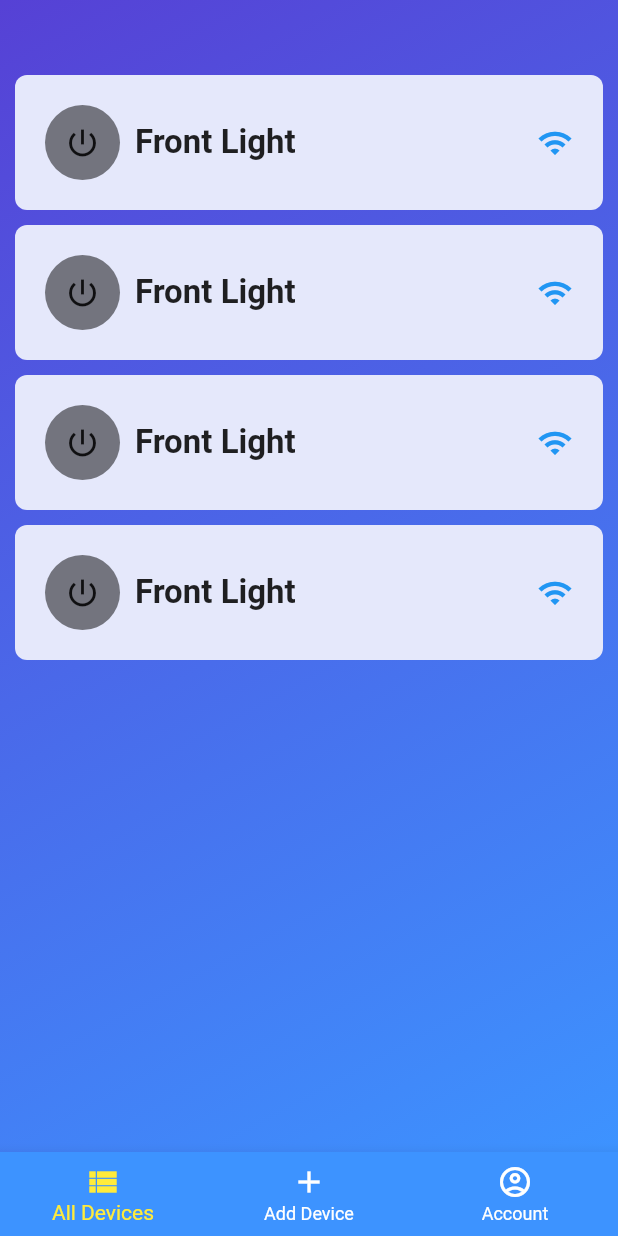
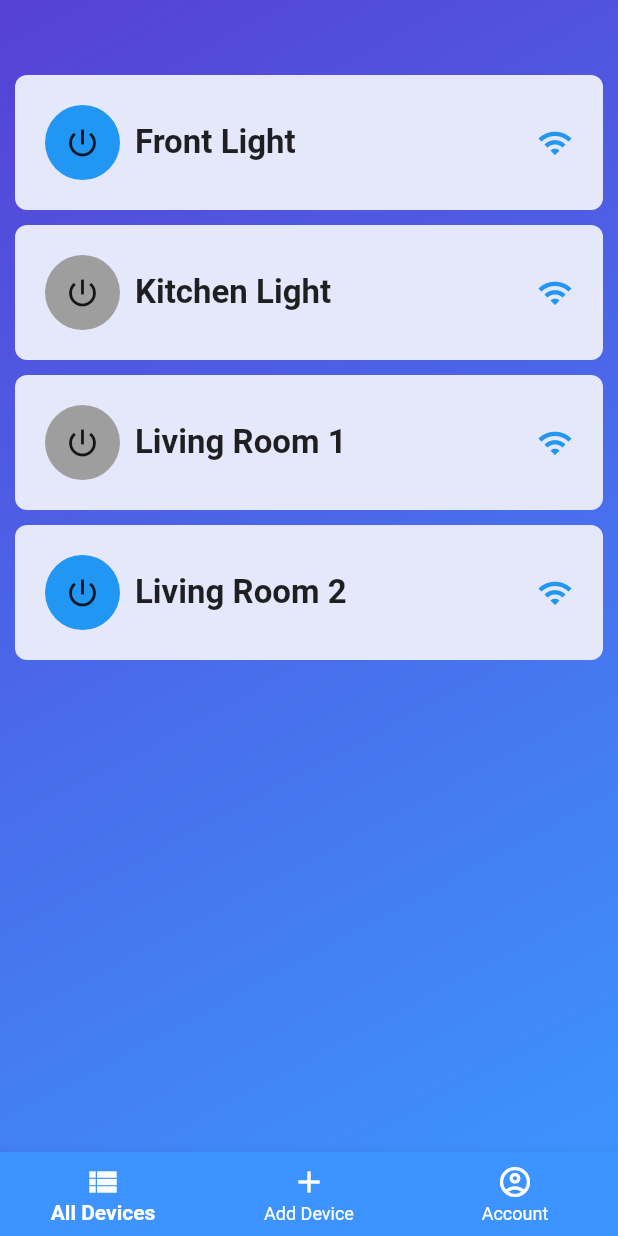
Before and after one commit to Chirawat/clone_ui_sonoff, a Flutter app: the screen it shows after launch, on a phone screen of 412 x 824 dp. Run offline on Flutter 3.47's test engine with Material 2 defaults, Android fonts, the phone set to English and light mode, and no system bars.

Commit message:
update bottom nav bar

```diff
--- a/lib/main.dart
+++ b/lib/main.dart
@@ -49,17 +49,21 @@ class _HomePageState extends State<HomePage> {
           padding: EdgeInsets.symmetric(vertical: 50.0, horizontal: 10.0),
           child: Column(
             children: [
-              Device(),
-              Device(),
-              Device(),
-              Device(),
+              Device(title: 'Front Light', status: 'ON'),
+              Device(title: 'Kitchen Light', status: 'OFF'),
+              Device(title: 'Living Room 1', status: 'OFF'),
+              Device(title: 'Living Room 2', status: 'ON'),
             ],
           ),
         ),
       ),
       bottomNavigationBar: BottomNavigationBar(
         unselectedItemColor: Colors.white,
-        selectedItemColor: Colors.yellow,
+        selectedItemColor: Colors.white,
+        selectedLabelStyle: TextStyle(
+          //fontSize: 24.0,
+          fontWeight: FontWeight.bold
+        ),
         backgroundColor: Color(0xff3d93ff),
         items: [
           BottomNavigationBarItem(
@@ -82,8 +86,12 @@ class _HomePageState extends State<HomePage> {
 }
 
 class Device extends StatelessWidget {
+  final String title;
+  final String status;
   const Device({
     Key? key,
+    required this.title,
+    required this.status
   }) : super(key: key);
 
   @override
@@ -109,7 +117,7 @@ class Device extends StatelessWidget {
                 //color: Colors.blue,
                 decoration: BoxDecoration(
                   shape: BoxShape.circle,
-                  color: Color(0x7F000000),
+                  color: status=='ON' ? Colors.blue: Colors.grey,
                 ),
                 child: Icon(Icons.power_settings_new),
               ),
@@ -117,7 +125,7 @@ class Device extends StatelessWidget {
                 width: 10.0,
               ),
               Text(
-                'Front Light',
+                title,
                 style: TextStyle(
                     fontWeight: FontWeight.bold, fontSize: 22.0),
               ),
```
